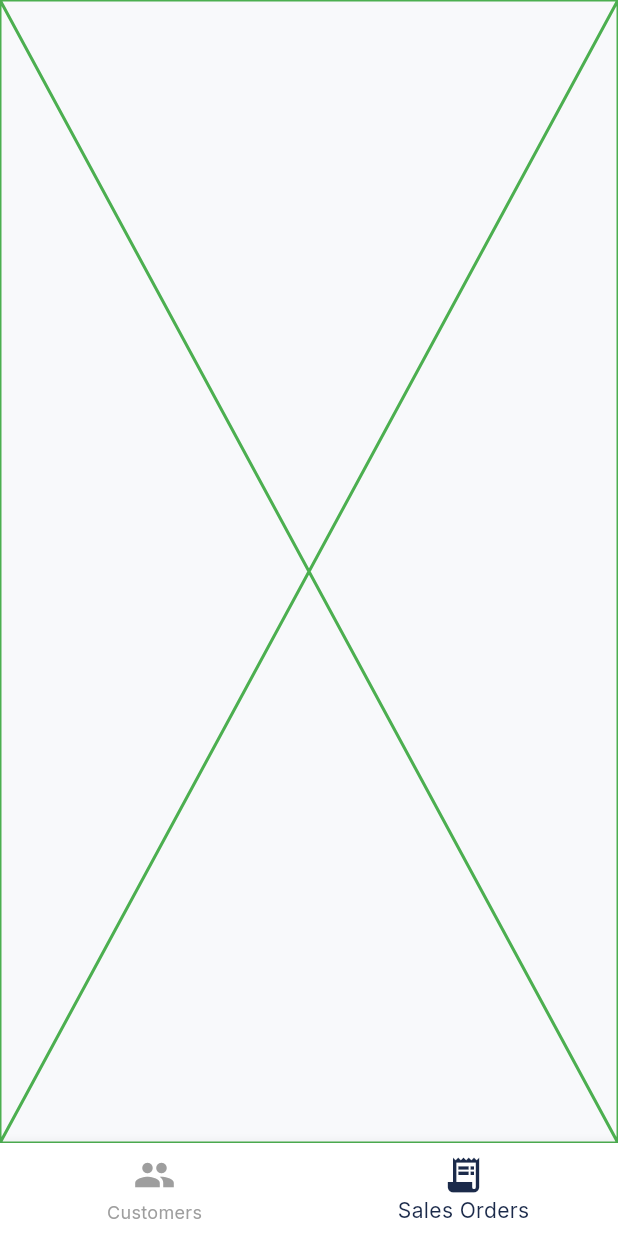
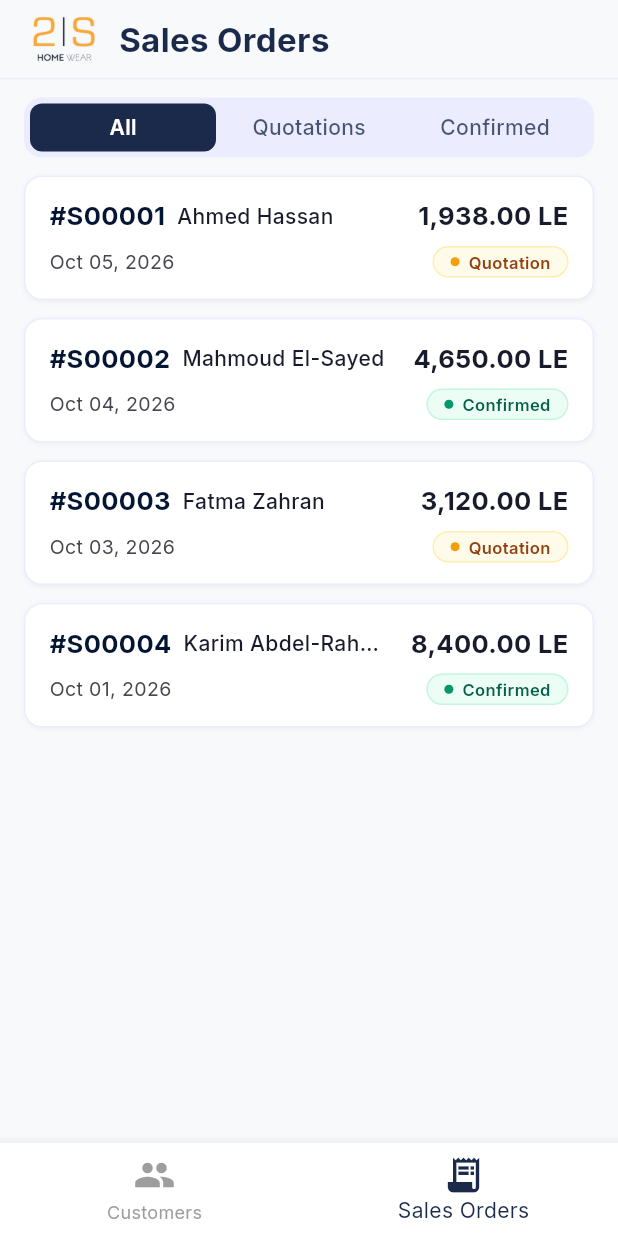
Before and after one commit to FakhrElddin/2s_sales_app, a Flutter app: the screen it shows after launch, item 2 of the bottom bar chosen, on a phone screen of 412 x 824 dp. Run offline on Flutter 3.47's test engine with Material 3 defaults, Android fonts, the phone set to English and light mode, and no system bars.

Commit message:
create sales orders tab

```diff
--- a/lib/core/utils/app_styles.dart
+++ b/lib/core/utils/app_styles.dart
@@ -42,4 +42,9 @@ class AppStyles {
     fontWeight: FontWeight.bold,
     color: AppColors.textSecondaryColor,
   );
+  static const TextStyle semiBold12Text = TextStyle(
+    color: AppColors.textPrimaryColor,
+    fontSize: 12,
+    fontWeight: FontWeight.w600,
+  );
 }
--- a/lib/features/customers_tab/presentation/screens/customers_tab.dart
+++ b/lib/features/customers_tab/presentation/screens/customers_tab.dart
@@ -59,7 +59,7 @@ class _CustomersTabState extends State<CustomersTab> {
     return SafeArea(
       child: Column(
         children: [
-          const CustomersTabAppBar(),
+          CustomTabAppBar(title: 'Customers'),
           Expanded(
             child: Padding(
               padding: const EdgeInsets.symmetric(horizontal: 16),
--- a/lib/features/customers_tab/presentation/widgets/customers_tab_app_bar.dart
+++ b/lib/features/customers_tab/presentation/widgets/customers_tab_app_bar.dart
@@ -3,8 +3,10 @@ import 'package:twos_home_wear_app/core/utils/app_colors.dart';
 import 'package:twos_home_wear_app/core/utils/app_images.dart';
 import 'package:twos_home_wear_app/core/utils/app_styles.dart';
 
-class CustomersTabAppBar extends StatelessWidget {
-  const CustomersTabAppBar({super.key});
+class CustomTabAppBar extends StatelessWidget {
+  const CustomTabAppBar({super.key, required this.title});
+
+  final String title;
 
   @override
   Widget build(BuildContext context) {
@@ -18,7 +20,7 @@ class CustomersTabAppBar extends StatelessWidget {
         children: [
           Image.asset(AppImages.appLogoImage, height: 32, fit: BoxFit.contain),
           const SizedBox(width: 10),
-          const Text('Customers', style: AppStyles.bold22Text),
+          Text(title, style: AppStyles.bold22Text),
         ],
       ),
     );
--- /dev/null
+++ b/lib/features/sales_tab/presentation/models/sales_order_model.dart
@@ -0,0 +1,15 @@
+class SalesOrderModel {
+  const SalesOrderModel({
+    required this.orderNumber,
+    required this.customerName,
+    required this.amount,
+    required this.date,
+    required this.status,
+  });
+
+  final String orderNumber;
+  final String customerName;
+  final String amount;
+  final String date;
+  final String status;
+}
--- a/lib/features/sales_tab/presentation/screens/sales_tab.dart
+++ b/lib/features/sales_tab/presentation/screens/sales_tab.dart
@@ -1,12 +1,69 @@
 import 'package:flutter/material.dart';
+import 'package:twos_home_wear_app/features/customers_tab/presentation/widgets/customers_tab_app_bar.dart';
+import 'package:twos_home_wear_app/features/sales_tab/presentation/models/sales_order_model.dart';
+import 'package:twos_home_wear_app/features/sales_tab/presentation/widgets/sales_order_filter_bar.dart';
+import 'package:twos_home_wear_app/features/sales_tab/presentation/widgets/sales_orders_list_view.dart';
 
 class SalesTab extends StatelessWidget {
   const SalesTab({super.key});
 
+  final List<SalesOrderModel> mockSalesOrders = const [
+    SalesOrderModel(
+      orderNumber: '#S00001',
+      customerName: 'Ahmed Hassan',
+      amount: '1,938.00 LE',
+      date: 'Oct 05, 2026',
+      status: 'Quotation',
+    ),
+    SalesOrderModel(
+      orderNumber: '#S00002',
+      customerName: 'Mahmoud El-Sayed',
+      amount: '4,650.00 LE',
+      date: 'Oct 04, 2026',
+      status: 'Confirmed',
+    ),
+    SalesOrderModel(
+      orderNumber: '#S00003',
+      customerName: 'Fatma Zahran',
+      amount: '3,120.00 LE',
+      date: 'Oct 03, 2026',
+      status: 'Quotation',
+    ),
+    SalesOrderModel(
+      orderNumber: '#S00004',
+      customerName: 'Karim Abdel-Rahman',
+      amount: '8,400.00 LE',
+      date: 'Oct 01, 2026',
+      status: 'Confirmed',
+    ),
+  ];
+
   @override
   Widget build(BuildContext context) {
-    return const Placeholder(
-      color: Colors.green,
+    return SafeArea(
+      child: Column(
+        children: [
+          const CustomTabAppBar(title: 'Sales Orders'),
+          Expanded(
+            child: Padding(
+              padding: const EdgeInsets.symmetric(horizontal: 16),
+              child: Column(
+                children: [
+                  SizedBox(height: 12),
+                  SalesOrderFilterBar(),
+                  SizedBox(height: 12),
+                  Expanded(
+                    child: SalesOrdersListView(
+                      orders: mockSalesOrders,
+                      onTap: () {},
+                    ),
+                  ),
+                ],
+              ),
+            ),
+          ),
+        ],
+      ),
     );
   }
 }
--- /dev/null
+++ b/lib/features/sales_tab/presentation/widgets/sales_order_card.dart
@@ -0,0 +1,105 @@
+import 'package:flutter/material.dart';
+import 'package:twos_home_wear_app/core/utils/app_colors.dart';
+import 'package:twos_home_wear_app/features/sales_tab/presentation/models/sales_order_model.dart';
+import 'package:twos_home_wear_app/features/sales_tab/presentation/widgets/sales_order_status_badge.dart';
+
+class SalesOrderCard extends StatelessWidget {
+  const SalesOrderCard({
+    super.key,
+    required this.order,
+    this.onTap,
+  });
+
+  final SalesOrderModel order;
+  final VoidCallback? onTap;
+
+  @override
+  Widget build(BuildContext context) {
+    return Container(
+      decoration: BoxDecoration(
+        color: AppColors.whiteColor,
+        borderRadius: BorderRadius.circular(12),
+        border: Border.all(color: AppColors.cardBorderColor),
+        boxShadow: [
+          BoxShadow(
+            color: Colors.black.withAlpha(12),
+            blurRadius: 2,
+            offset: const Offset(0, 1),
+          ),
+        ],
+      ),
+      child: Material(
+        color: AppColors.transparentColor,
+        child: InkWell(
+          borderRadius: BorderRadius.circular(12),
+          onTap: onTap,
+          child: Padding(
+            padding: const EdgeInsets.symmetric(horizontal: 16, vertical: 14),
+            child: Column(
+              crossAxisAlignment: CrossAxisAlignment.start,
+              mainAxisSize: MainAxisSize.min,
+              children: [
+                Row(
+                  mainAxisAlignment: MainAxisAlignment.spaceBetween,
+                  children: [
+                    Expanded(
+                      child: Row(
+                        children: [
+                          Text(
+                            order.orderNumber,
+                            style: const TextStyle(
+                              color: Color(0xFF041534),
+                              fontSize: 17,
+                              fontWeight: FontWeight.bold,
+                            ),
+                          ),
+                          const SizedBox(width: 8),
+                          Flexible(
+                            child: Text(
+                              order.customerName,
+                              style: const TextStyle(
+                                color: Color(0xFF171B2B),
+                                fontSize: 14,
+                                fontWeight: FontWeight.w500,
+                              ),
+                              maxLines: 1,
+                              overflow: TextOverflow.ellipsis,
+                            ),
+                          ),
+                        ],
+                      ),
+                    ),
+                    const SizedBox(width: 12),
+                    Text(
+                      order.amount,
+                      style: const TextStyle(
+                        color: Color(0xFF171B2B),
+                        fontSize: 17,
+                        fontWeight: FontWeight.bold,
+                      ),
+                    ),
+                  ],
+                ),
+                const SizedBox(height: 8),
+                Row(
+                  mainAxisAlignment: MainAxisAlignment.spaceBetween,
+                  children: [
+                    Text(
+                      order.date,
+                      style: const TextStyle(
+                        color: Color(0xFF45464E),
+                        fontSize: 13,
+                        fontWeight: FontWeight.normal,
+                      ),
+                    ),
+                    SalesOrderStatusBadge(status: order.status),
+                  ],
+                ),
+              ],
+            ),
+          ),
+        ),
+      ),
+    );
+  }
+}
--- /dev/null
+++ b/lib/features/sales_tab/presentation/widgets/sales_order_filter_bar.dart
@@ -0,0 +1,52 @@
+import 'package:flutter/material.dart';
+import 'package:twos_home_wear_app/features/sales_tab/presentation/widgets/sales_order_filter_tab_item.dart';
+
+class SalesOrderFilterBar extends StatefulWidget {
+  const SalesOrderFilterBar({
+    super.key,
+    this.initialIndex = 0,
+    this.onIndexChanged,
+  });
+
+  final int initialIndex;
+  final ValueChanged<int>? onIndexChanged;
+
+  @override
+  State<SalesOrderFilterBar> createState() => _SalesOrderFilterBarState();
+}
+
+class _SalesOrderFilterBarState extends State<SalesOrderFilterBar> {
+  late int selectedIndex;
+  final List<String> filterTitles = const ['All', 'Quotations', 'Confirmed'];
+
+  @override
+  void initState() {
+    super.initState();
+    selectedIndex = widget.initialIndex;
+  }
+
+  @override
+  Widget build(BuildContext context) {
+    return Container(
+      padding: const EdgeInsets.all(4),
+      decoration: BoxDecoration(
+        color: const Color(0xFFEBEDFF),
+        borderRadius: BorderRadius.circular(12),
+      ),
+      child: Row(
+        children: List.generate(
+          filterTitles.length,
+          (index) => SalesOrderFilterTabItem(
+            title: filterTitles[index],
+            isSelected: selectedIndex == index,
+            onTap: () {
+              setState(() {
+                selectedIndex = index;
+              });
+            },
+          ),
+        ),
+      ),
+    );
+  }
+}
--- /dev/null
+++ b/lib/features/sales_tab/presentation/widgets/sales_order_filter_tab_item.dart
@@ -0,0 +1,46 @@
+import 'package:flutter/material.dart';
+import 'package:twos_home_wear_app/core/utils/app_colors.dart';
+import 'package:twos_home_wear_app/core/utils/app_styles.dart';
+
+class SalesOrderFilterTabItem extends StatelessWidget {
+  const SalesOrderFilterTabItem({
+    super.key,
+    required this.title,
+    required this.isSelected,
+    required this.onTap,
+  });
+
+  final String title;
+  final bool isSelected;
+  final void Function()? onTap;
+
+  @override
+  Widget build(BuildContext context) {
+    return Expanded(
+      child: GestureDetector(
+        onTap: onTap,
+        behavior: HitTestBehavior.opaque,
+        child: AnimatedContainer(
+          duration: const Duration(milliseconds: 200),
+          alignment: Alignment.center,
+          padding: const EdgeInsets.symmetric(vertical: 6),
+          decoration: BoxDecoration(
+            color: isSelected
+                ? AppColors.primaryColor
+                : AppColors.transparentColor,
+            borderRadius: BorderRadius.circular(8),
+          ),
+          child: Text(
+            title,
+            style: AppStyles.semiBold14Text.copyWith(
+              fontWeight: isSelected ? FontWeight.w600 : FontWeight.w500,
+              color: isSelected
+                  ? AppColors.whiteColor
+                  : AppColors.primaryColor.withAlpha(200),
+            ),
+          ),
+        ),
+      ),
+    );
+  }
+}
--- /dev/null
+++ b/lib/features/sales_tab/presentation/widgets/sales_order_status_badge.dart
@@ -0,0 +1,63 @@
+import 'package:flutter/material.dart';
+
+class SalesOrderStatusBadge extends StatelessWidget {
+  const SalesOrderStatusBadge({
+    super.key,
+    required this.status,
+  });
+
+  final String status;
+
+  @override
+  Widget build(BuildContext context) {
+    final isQuotation = status.toLowerCase() == 'quotation';
+
+    final backgroundColor = isQuotation
+        ? const Color(0xFFFFFBEB)
+        : const Color(0xFFECFDF5);
+
+    final borderColor = isQuotation
+        ? const Color(0x99FDE68A)
+        : const Color(0x99A7F3D0);
+
+    final dotColor = isQuotation
+        ? const Color(0xFFF59E0B)
+        : const Color(0xFF059669);
+
+    final textColor = isQuotation
+        ? const Color(0xFF92400E)
+        : const Color(0xFF065F46);
+
+    return Container(
+      padding: const EdgeInsets.symmetric(horizontal: 11, vertical: 3),
+      decoration: BoxDecoration(
+        color: backgroundColor,
+        borderRadius: BorderRadius.circular(9999),
+        border: Border.all(color: borderColor),
+      ),
+      child: Row(
+        mainAxisSize: MainAxisSize.min,
+        children: [
+          Container(
+            width: 6,
+            height: 6,
+            decoration: BoxDecoration(
+              color: dotColor,
+              shape: BoxShape.circle,
+            ),
+          ),
+          const SizedBox(width: 6),
+          Text(
+            status,
+            style: TextStyle(
+              color: textColor,
+              fontSize: 11,
+              fontWeight: FontWeight.w600,
+              height: 1.2,
+            ),
+          ),
+        ],
+      ),
+    );
+  }
+}
--- /dev/null
+++ b/lib/features/sales_tab/presentation/widgets/sales_orders_list_view.dart
@@ -0,0 +1,27 @@
+import 'package:flutter/material.dart';
+import 'package:twos_home_wear_app/features/sales_tab/presentation/models/sales_order_model.dart';
+import 'package:twos_home_wear_app/features/sales_tab/presentation/widgets/sales_order_card.dart';
+
+class SalesOrdersListView extends StatelessWidget {
+  const SalesOrdersListView({
+    super.key,
+    required this.orders,
+    required this.onTap,
+  });
+
+  final List<SalesOrderModel> orders;
+  final void Function()? onTap;
+
+  @override
+  Widget build(BuildContext context) {
+    return ListView.separated(
+      physics: const BouncingScrollPhysics(),
+      itemCount: orders.length,
+      separatorBuilder: (context, index) => const SizedBox(height: 12),
+      itemBuilder: (context, index) {
+        final order = orders[index];
+        return SalesOrderCard(order: order, onTap: onTap);
+      },
+    );
+  }
+}
```
Also changed, not shown: 1 other file.
